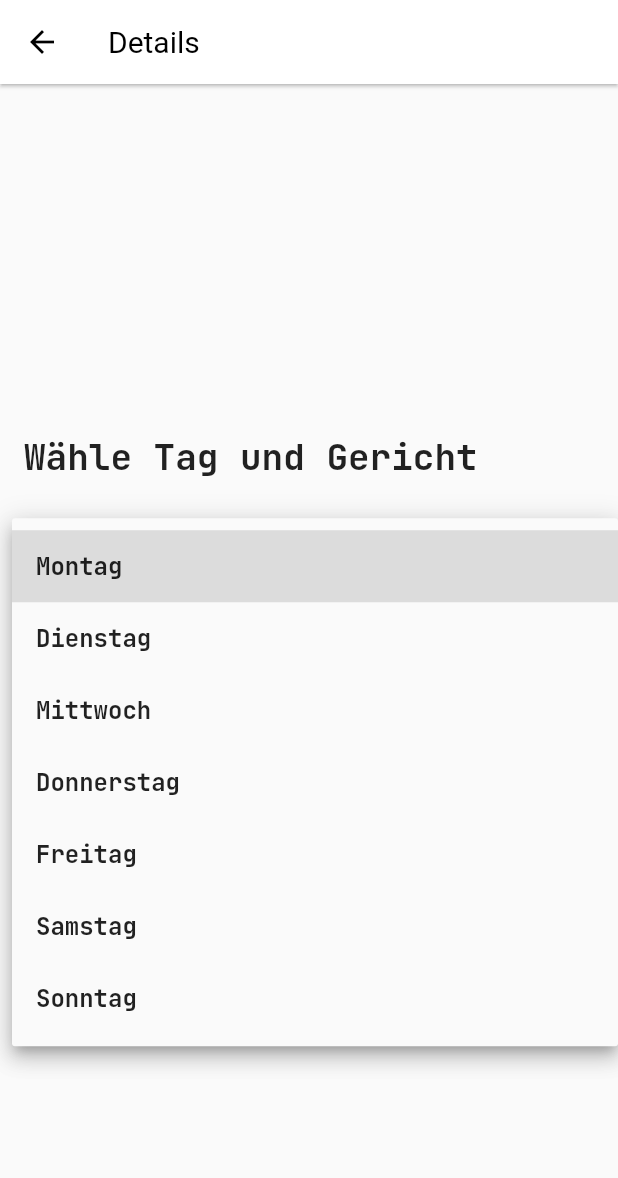
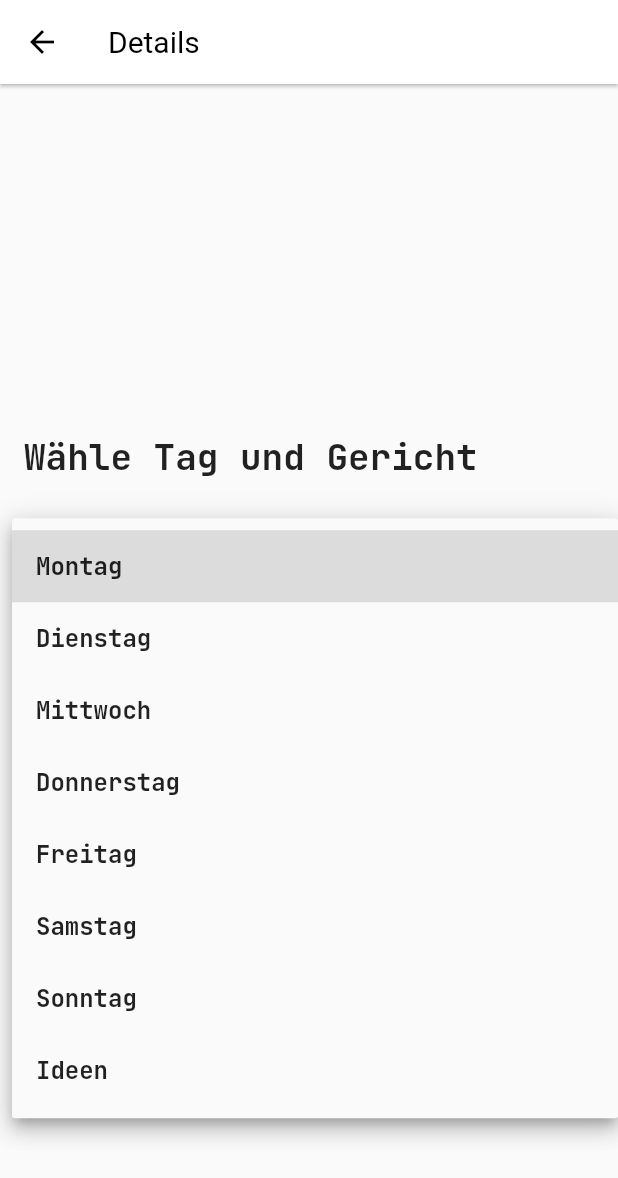
Before and after one commit to thehrlein/ShoppingList, a Flutter app: the MenuDetailsScreen screen opened by its route, after a tap on "Montag", on a phone screen of 412 x 824 dp. Shown: the top 1178 px of the screen. Run offline on Flutter 3.47's test engine with Material 2 defaults, Android fonts, the phone set to English and light mode, and no system bars; our stand-ins replace bloc, cloud_firestore, firebase_core, flutter_bloc, flutter_settings_screens, flutter_typeahead and 7 more; accounts and stored records are empty; generated files the repository leaves out were written again.

Commit message:
[ADD] menu item do add ideas to eat

```diff
--- a/lib/app/translations/output/intl/messages_de.dart
+++ b/lib/app/translations/output/intl/messages_de.dart
@@ -31,6 +31,7 @@ class MessageLookup extends MessageLookupByLibrary {
     "categoriesFabTooltip" : MessageLookupByLibrary.simpleMessage("Kategorie hinzufügen"),
     "categoriesTitle" : MessageLookupByLibrary.simpleMessage("Kategorien"),
     "dayNameFriday" : MessageLookupByLibrary.simpleMessage("Freitag"),
+    "dayNameIdeas" : MessageLookupByLibrary.simpleMessage("Ideen"),
     "dayNameMonday" : MessageLookupByLibrary.simpleMessage("Montag"),
     "dayNameSaturday" : MessageLookupByLibrary.simpleMessage("Samstag"),
     "dayNameSunday" : MessageLookupByLibrary.simpleMessage("Sonntag"),
--- a/lib/app/translations/output/intl/messages_en.dart
+++ b/lib/app/translations/output/intl/messages_en.dart
@@ -31,6 +31,7 @@ class MessageLookup extends MessageLookupByLibrary {
     "categoriesFabTooltip" : MessageLookupByLibrary.simpleMessage("Add category"),
     "categoriesTitle" : MessageLookupByLibrary.simpleMessage("Categories"),
     "dayNameFriday" : MessageLookupByLibrary.simpleMessage("Friday"),
+    "dayNameIdeas" : MessageLookupByLibrary.simpleMessage("Ideas"),
     "dayNameMonday" : MessageLookupByLibrary.simpleMessage("Monday"),
     "dayNameSaturday" : MessageLookupByLibrary.simpleMessage("Saturday"),
     "dayNameSunday" : MessageLookupByLibrary.simpleMessage("Sunday"),
--- a/lib/app/translations/output/l10n.dart
+++ b/lib/app/translations/output/l10n.dart
@@ -110,6 +110,16 @@ class S {
     return Intl.message(
       'Sonntag',
       name: 'dayNameSunday',
+      desc: '',
+      args: [],
+    );
+  }
+
+  /// `Ideen`
+  String get dayNameIdeas {
+    return Intl.message(
+      'Ideen',
+      name: 'dayNameIdeas',
       desc: '',
       args: [],
     );
--- a/lib/models/menu/menu_plan_day.dart
+++ b/lib/models/menu/menu_plan_day.dart
@@ -8,7 +8,8 @@ enum MenuPlanDay {
   thursday,
   friday,
   saturday,
-  sunday
+  sunday,
+  ideas
 }
 
 extension MenuPlanDayExtension on MenuPlanDay {
@@ -27,8 +28,10 @@ extension MenuPlanDayExtension on MenuPlanDay {
       case MenuPlanDay.sunday:
         return S.of(context).dayNameSunday;
       case MenuPlanDay.monday:
+        return S.of(context).dayNameMonday;
+      case MenuPlanDay.ideas:
       default:
-        return S.of(context).dayNameMonday;
+        return S.of(context).dayNameIdeas;
     }
   }
 }
--- a/lib/services/datasource/firebase/firestore_datasource_impl.dart
+++ b/lib/services/datasource/firebase/firestore_datasource_impl.dart
@@ -186,11 +186,12 @@ class FirestoreDatasourceImpl implements FirestoreDatasource {
 
     querySnapshot.docs.forEach((element) {
       Map<String, dynamic> map = element.data();
-      int index = map[Constants.FIELD_INDEX];
+      int index = map[Constants.FIELD_INDEX] ?? -1;
       String dish = map[Constants.FIELD_DISH];
       planItems.add(MenuPlanItem(
           index: index, day: element.id.getMenuPlanDay(), dish: dish));
     });
+
 
     planItems
         .sort((a, b) => a.index.compareTo(b.index));
--- a/lib/ui/screens/menudetails/menu_details_screen.dart
+++ b/lib/ui/screens/menudetails/menu_details_screen.dart
@@ -18,6 +18,7 @@ class MenuDetailsScreen extends StatefulWidget {
 class _MenuDetailsState extends State<MenuDetailsScreen> {
   final _dishController = TextEditingController();
   MenuPlanDay _selectedDay;
+  int _index;
 
   @override
   void initState() {
@@ -28,6 +29,7 @@ class _MenuDetailsState extends State<MenuDetailsScreen> {
         if (clickedItem != null) {
           _dishController.text = clickedItem.dish;
           _selectedDay = clickedItem.day;
+          _index = clickedItem.index;
         }
       });
     });
@@ -37,7 +39,7 @@ class _MenuDetailsState extends State<MenuDetailsScreen> {
   void _onSave() {
     String dish = _dishController.text;
     if (dish.isEmpty) return;
-    MenuPlanItem item = MenuPlanItem(day: _selectedDay, dish: dish);
+    MenuPlanItem item = MenuPlanItem(index: _index, day: _selectedDay, dish: dish);
     widget.menuDetailsCubit.saveDish(item);
   }
 
```
Also changed, not shown: lib/app/translations/input/intl_de.arb (+6 -1 lines), lib/app/translations/input/intl_en.arb (+6 -1 lines).
